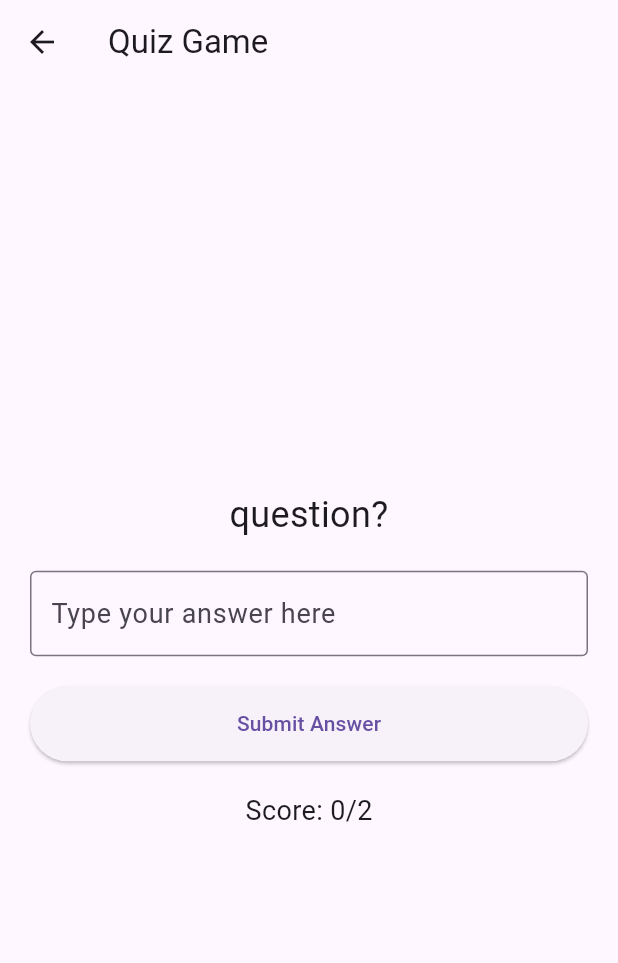
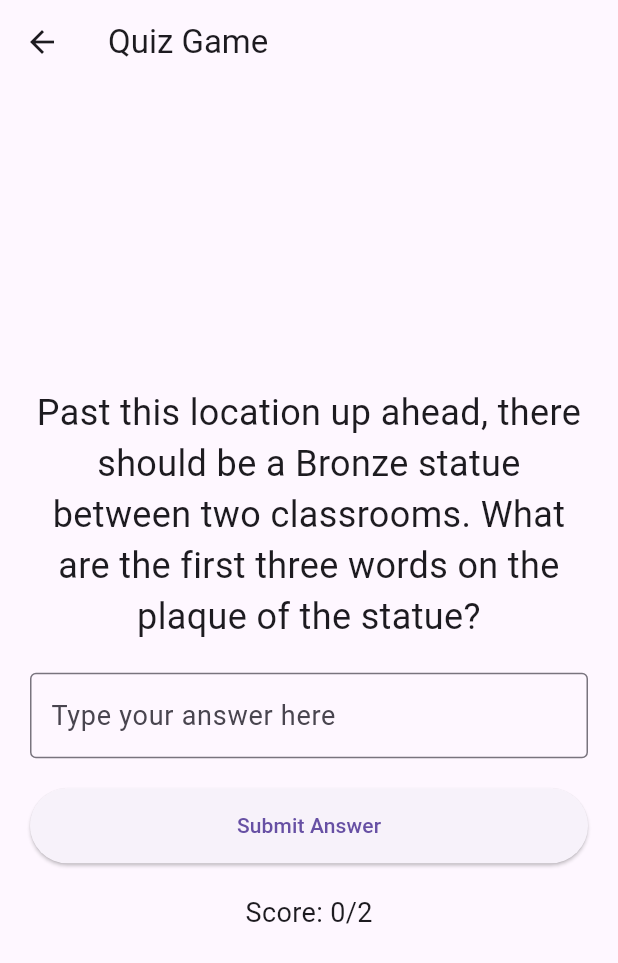
Before and after one commit to AidanEiler/PFTScavengerHunt, a Flutter app: the GameScreen screen opened directly, after a tap on "Submit Answer", on a phone screen of 412 x 824 dp. Shown: the top 963 px of the screen. Run offline on Flutter 3.47's test engine with Material 3 defaults, Android fonts, the phone set to English and light mode, and no system bars.

Commit message:
Add files via upload

```diff
--- a/scavengerhunt/lib/main.dart
+++ b/scavengerhunt/lib/main.dart
@@ -49,20 +49,20 @@ class _GameScreenState extends State<GameScreen> {
   // List of quiz questions and correct answers
   final List<Question> questions = [
     Question(
-      questionText: 'question?',
+      questionText: 'Question 1: Between Zones 1100, 1200, and 1300, in which is the Panera Bread located?',
+      correctAnswer: '1300',
+    ),
+    Question(
+      questionText: 'Past this location up ahead, there should be a Bronze statue between two classrooms. What are the first three words on the plaque of the statue?',
+      correctAnswer: 'Tau Beta Gamma',
+    ),
+    Question(
+      questionText: 'By now you should have found a set of wide stairs. Going up, how many steps is it?',
       correctAnswer: 'answer',
     ),
     Question(
-      questionText: 'question?',
-      correctAnswer: 'answer',
-    ),
-    Question(
-      questionText: 'question?',
-      correctAnswer: 'answer',
-    ),
-    Question(
-      questionText: 'question?',
-      correctAnswer: 'answer',
+      questionText: 'Now you are on the second floor. To your left are engineering labs, and to your right computer labs. What zone are the computer labs located in?',
+      correctAnswer: '2300',
     ),
     Question(
       questionText: 'question?',
```
